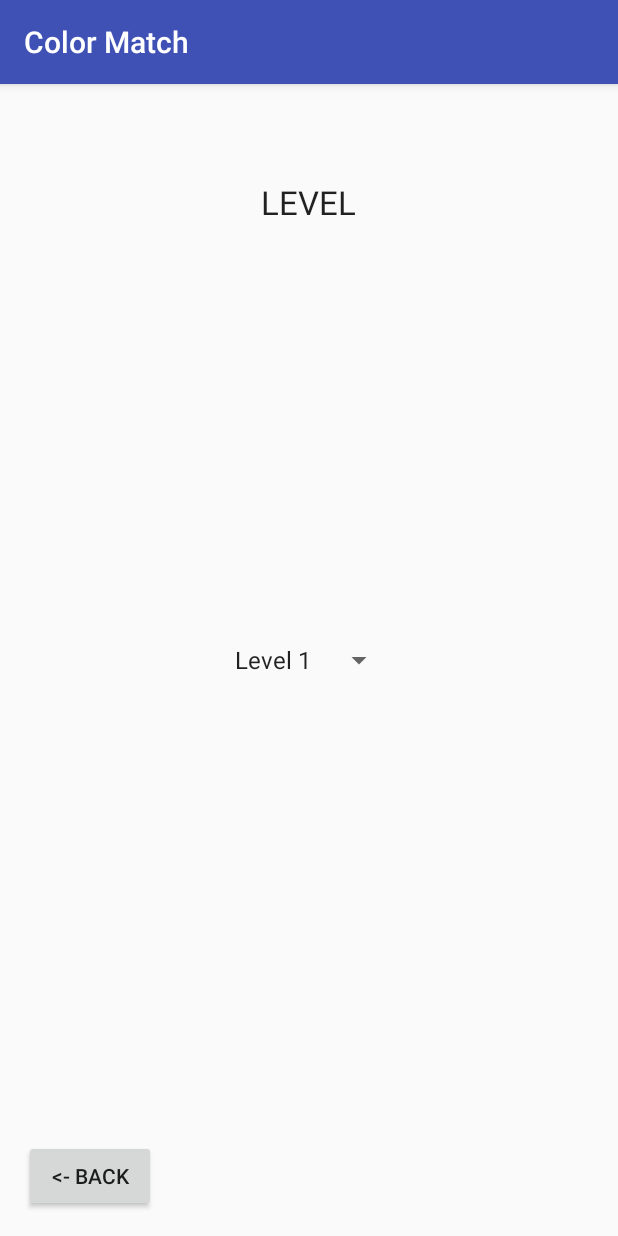
After one commit to bth679/ColorMatch, an Android app: the Level screen opened directly, with no data from a screen before it, on a phone screen of 412 x 824 dp. The commit adds this screen. Run offline under Robolectric (Android 15) with nearby library versions, the phone set to English and light mode, and no system bars.

Commit message:
no message

```diff
--- a/app/src/main/AndroidManifest.xml
+++ b/app/src/main/AndroidManifest.xml
@@ -17,7 +17,10 @@
         </activity>
         <activity android:name=".HighScores" />
         <activity android:name=".Play" />
-        <activity android:name=".Setting"></activity>
+        <activity android:name=".Setting"/>
+        <activity android:name=".Music"/>
+        <activity android:name=".Level">
+        </activity>
     </application>
 
 </manifest>
--- /dev/null
+++ b/app/src/main/java/com/example/tan/colormatch/Level.java
@@ -0,0 +1,13 @@
+package com.example.tan.colormatch;
+
+import android.os.Bundle;
+import android.support.v7.app.AppCompatActivity;
+
+public class Level extends AppCompatActivity {
+
+    @Override
+    protected void onCreate(Bundle savedInstanceState) {
+        super.onCreate(savedInstanceState);
+        setContentView(R.layout.activity_level);
+    }
+}
--- /dev/null
+++ b/app/src/main/res/layout/activity_level.xml
@@ -0,0 +1,42 @@
+<?xml version="1.0" encoding="utf-8"?>
+<RelativeLayout xmlns:android="http://schemas.android.com/apk/res/android"
+    xmlns:tools="http://schemas.android.com/tools"
+    android:layout_width="match_parent"
+    android:layout_height="match_parent"
+    android:paddingBottom="@dimen/activity_vertical_margin"
+    android:paddingLeft="@dimen/activity_horizontal_margin"
+    android:paddingRight="@dimen/activity_horizontal_margin"
+    android:paddingTop="@dimen/activity_vertical_margin"
+    tools:context="com.example.tan.colormatch.Setting">
+
+    <Button
+        android:layout_width="wrap_content"
+        android:layout_height="wrap_content"
+        android:text="&lt;- BACK"
+        android:id="@+id/back1"
+        android:layout_alignParentBottom="true"
+        android:layout_alignParentStart="true"
+        android:onClick="onClickSetting" />
+
+    <TextView
+        android:layout_width="wrap_content"
+        android:layout_height="wrap_content"
+        android:textAppearance="?android:attr/textAppearanceLarge"
+        android:text="LEVEL"
+        android:id="@+id/level"
+        android:layout_marginTop="48dp"
+        android:layout_alignParentTop="true"
+        android:layout_centerHorizontal="true" />
+
+    <Spinner
+        android:layout_width="wrap_content"
+        android:layout_height="wrap_content"
+        android:id="@+id/spinner"
+        android:layout_centerVertical="true"
+        android:layout_centerHorizontal="true"
+        android:spinnerMode="dropdown"
+        android:entries="@array/levels"
+        android:prompt="@string/SelectLevel"/>
+
+
+</RelativeLayout>
--- /dev/null
+++ b/app/src/main/res/values/arrays.xml
@@ -0,0 +1,7 @@
+<?xml version="1.0" encoding="utf-8"?>
+<resources>
+    <string-array name="levels">
+        <item>Level 1</item>
+        <item>Level 2</item>
+    </string-array>
+</resources>
--- a/app/src/main/res/values/strings.xml
+++ b/app/src/main/res/values/strings.xml
@@ -1,5 +1,6 @@
 <resources>
     <string name="app_name">Color Match</string>
+    <string name="SelectLevel">Select Level</string>
 
     <!-- TODO: Remove or change this placeholder text -->
     <string name="hello_blank_fragment">Hello blank fragment</string>
```
Also changed, not shown: app/src/main/java/com/example/tan/colormatch/Music.java (added, +13 -0 lines), app/src/main/res/layout/activity_music.xml (added, +40 -0 lines), 3 other files.
